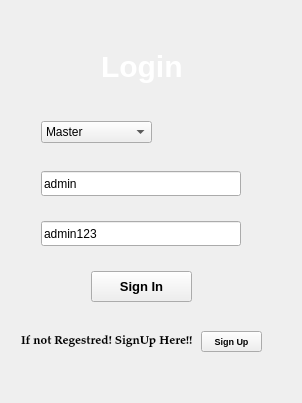
ArhamshareKrushil/ScanRisk, file Resources/UI/login1.ui: the form before one commit.
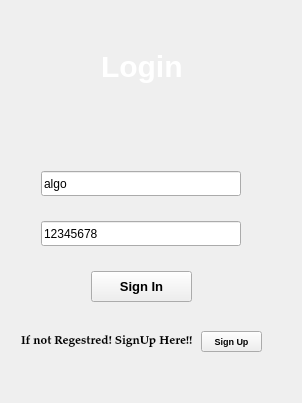
The form after the commit.

```diff
--- a/Resources/UI/login1.ui
+++ b/Resources/UI/login1.ui
@@ -114,7 +114,7 @@
        <string notr="true"/>
       </property>
       <property name="text">
-       <string>admin</string>
+       <string>algo</string>
       </property>
       <property name="placeholderText">
        <string>UserName</string>
@@ -142,7 +142,7 @@
        <string notr="true"/>
       </property>
       <property name="text">
-       <string>admin123</string>
+       <string>12345678</string>
       </property>
       <property name="placeholderText">
        <string>Password</string>
@@ -195,31 +195,6 @@
        <string>Sign Up</string>
       </property>
      </widget>
-     <widget class="QComboBox" name="comboBox">
-      <property name="geometry">
-       <rect>
-        <x>30</x>
-        <y>110</y>
-        <width>111</width>
-        <height>22</height>
-       </rect>
-      </property>
-      <item>
-       <property name="text">
-        <string>Master</string>
-       </property>
-      </item>
-      <item>
-       <property name="text">
-        <string>Branch</string>
-       </property>
-      </item>
-      <item>
-       <property name="text">
-        <string>Client</string>
-       </property>
-      </item>
-     </widget>
     </widget>
    </item>
   </layout>
```
